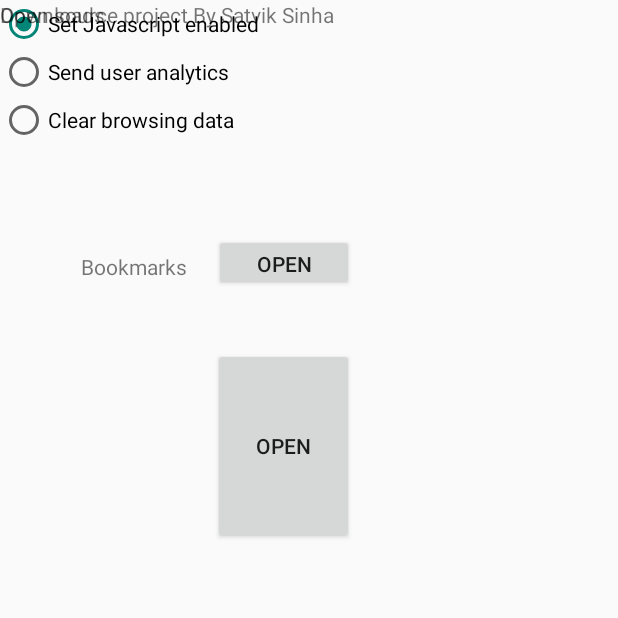
After one commit to satviksinha12/WEBROWSE, an Android app: the MainActivity2 screen opened directly, with no data from a screen before it, on a phone screen of 412 x 824 dp, the top half of it. The commit adds this screen. Run offline under Robolectric (Android 15) with nearby library versions, the phone set to English and light mode, and no system bars.

Commit message:
Brought changes

```diff
--- a/app/src/main/AndroidManifest.xml
+++ b/app/src/main/AndroidManifest.xml
@@ -1,10 +1,12 @@
 <?xml version="1.0" encoding="utf-8"?>
 <manifest xmlns:android="http://schemas.android.com/apk/res/android"
     package="com.satvik.webrowse">
-<uses-permission android:name="android.permission.INTERNET"/>
-    <uses-permission android:name="android.permission.ACCESS_WIFI_STATE"/>
-    <uses-permission android:name="android.permission.ACCESS_NETWORK_STATE"/>
-<uses-permission android:name="android.permission.WAKE_LOCK"/>
+
+    <uses-permission android:name="android.permission.INTERNET" />
+    <uses-permission android:name="android.permission.ACCESS_WIFI_STATE" />
+    <uses-permission android:name="android.permission.ACCESS_NETWORK_STATE" />
+    <uses-permission android:name="android.permission.WAKE_LOCK" />
+
     <application
         android:allowBackup="true"
         android:icon="@mipmap/ic_launcher"
@@ -12,6 +14,7 @@
         android:roundIcon="@mipmap/ic_launcher_round"
         android:supportsRtl="true"
         android:theme="@style/Theme.AppCompat.Light.NoActionBar">
+        <activity android:name=".MainActivity2"></activity>
         <activity android:name=".MainActivity">
             <intent-filter>
                 <action android:name="android.intent.action.MAIN" />
@@ -19,8 +22,10 @@
                 <category android:name="android.intent.category.LAUNCHER" />
             </intent-filter>
         </activity>
+
         <meta-data
             android:name="firebase_performance_logcat_enabled"
             android:value="true" />
     </application>
+
 </manifest>
--- a/app/src/main/java/com/satvik/webrowse/MainActivity.java
+++ b/app/src/main/java/com/satvik/webrowse/MainActivity.java
@@ -1,10 +1,13 @@
 package com.satvik.webrowse;
 
 import androidx.appcompat.app.AppCompatActivity;
+
+import android.content.Intent;
 import android.os.Bundle;
 import android.view.View;
 import android.webkit.WebView;
 import android.webkit.WebViewClient;
+import android.widget.Button;
 import android.widget.ImageButton;
 import android.widget.Switch;
 
@@ -18,8 +21,8 @@ public class MainActivity extends AppCompatActivity {
     protected void onCreate(Bundle savedInstanceState) {
         super.onCreate(savedInstanceState);
         setContentView(R.layout.activity_main);
-
         mFirebaseAnalytics = FirebaseAnalytics.getInstance(this);
+        Button more = findViewById(R.id.more);
         ImageButton back = findViewById(R.id.back);
         ImageButton forward = findViewById(R.id.forward);
         ImageButton home = findViewById(R.id.home);
@@ -69,6 +72,12 @@ public class MainActivity extends AppCompatActivity {
             }
         });
 
-
+      more.setOnClickListener(new View.OnClickListener() {
+          @Override
+          public void onClick(View view) {
+              Intent i = new Intent(MainActivity.this,MainActivity2.class);
+              startActivity(i);
+          }
+      });
     }
 }
--- /dev/null
+++ b/app/src/main/java/com/satvik/webrowse/MainActivity2.java
@@ -0,0 +1,14 @@
+package com.satvik.webrowse;
+
+import androidx.appcompat.app.AppCompatActivity;
+
+import android.os.Bundle;
+
+public class MainActivity2 extends AppCompatActivity {
+
+    @Override
+    protected void onCreate(Bundle savedInstanceState) {
+        super.onCreate(savedInstanceState);
+        setContentView(R.layout.activity_main2);
+    }
+}
--- a/app/src/main/res/layout/activity_main.xml
+++ b/app/src/main/res/layout/activity_main.xml
@@ -36,7 +36,7 @@
         app:layout_constraintBottom_toBottomOf="parent"
         app:layout_constraintEnd_toEndOf="parent"
         app:layout_constraintStart_toStartOf="parent"
-        app:layout_constraintTop_toBottomOf="@+id/toolbar" />
+        app:layout_constraintTop_toBottomOf="@+id/toolbar"></WebView>
 
     <ImageButton
         android:id="@+id/back"
@@ -79,7 +79,10 @@
         android:id="@+id/switch1"
         android:layout_width="wrap_content"
         android:layout_height="wrap_content"
+        android:layout_marginEnd="237dp"
+        android:layout_marginRight="237dp"
         android:text="Google"
+        app:layout_constraintEnd_toStartOf="@+id/materialButton2"
         app:layout_constraintStart_toStartOf="parent"
         app:layout_constraintTop_toTopOf="parent" />
 
@@ -92,4 +95,13 @@
         app:layout_constraintBottom_toBottomOf="@+id/toolbar"
         app:layout_constraintStart_toStartOf="@+id/switch1" />
 
+    <com.google.android.material.button.MaterialButton
+        android:id="@+id/materialButton2"
+        android:layout_width="0dp"
+        android:layout_height="43dp"
+        android:layout_marginTop="14dp"
+        android:text="More"
+        app:layout_constraintEnd_toEndOf="parent"
+        app:layout_constraintStart_toEndOf="@+id/switch1"
+        app:layout_constraintTop_toTopOf="parent" />
 </androidx.constraintlayout.widget.ConstraintLayout>
--- /dev/null
+++ b/app/src/main/res/layout/activity_main2.xml
@@ -0,0 +1,88 @@
+<?xml version="1.0" encoding="utf-8"?>
+<androidx.constraintlayout.widget.ConstraintLayout xmlns:android="http://schemas.android.com/apk/res/android"
+    xmlns:app="http://schemas.android.com/apk/res-auto"
+    xmlns:tools="http://schemas.android.com/tools"
+    android:layout_width="match_parent"
+    android:layout_height="match_parent"
+    tools:context=".MainActivity2">
+
+    <RadioGroup
+        android:id="@+id/radioGroup"
+        android:layout_width="0dp"
+        android:layout_height="wrap_content"
+        android:layout_marginBottom="136dp"
+        android:checkedButton="@+id/radio_button_1"
+        app:layout_constraintBottom_toTopOf="@+id/button3"
+        app:layout_constraintEnd_toEndOf="parent"
+        app:layout_constraintStart_toStartOf="parent"
+        app:layout_constraintTop_toTopOf="parent">
+
+        <RadioButton
+            android:id="@+id/radio_button_1"
+            android:layout_width="match_parent"
+            android:layout_height="match_parent"
+            android:text="Set Javascript enabled" />
+
+        <RadioButton
+            android:id="@+id/radio_button_2"
+            android:layout_width="match_parent"
+            android:layout_height="match_parent"
+            android:text="Send user analytics" />
+
+        <RadioButton
+            android:id="@+id/radio_button_3"
+            android:layout_width="match_parent"
+            android:layout_height="match_parent"
+            android:text="Clear browsing data" />
+
+
+    </RadioGroup>
+
+    <Button
+        android:id="@+id/button2"
+        android:layout_width="93dp"
+        android:layout_height="38dp"
+        android:layout_marginTop="60dp"
+        android:layout_marginEnd="176dp"
+        android:layout_marginRight="176dp"
+        android:text="Open"
+        app:layout_constraintEnd_toEndOf="@+id/radioGroup"
+        app:layout_constraintTop_toBottomOf="@+id/radioGroup" />
+
+    <TextView
+        android:id="@+id/textView"
+        android:layout_width="wrap_content"
+        android:layout_height="wrap_content"
+        android:layout_marginStart="54dp"
+        android:layout_marginLeft="54dp"
+        android:layout_marginTop="168dp"
+        android:text="Bookmarks"
+        app:layout_constraintStart_toStartOf="parent"
+        app:layout_constraintTop_toTopOf="parent" />
+
+    <Button
+        android:id="@+id/button3"
+        android:layout_width="94dp"
+        android:layout_height="0dp"
+        android:layout_marginBottom="461dp"
+        android:text="Open"
+        app:layout_constraintBottom_toBottomOf="parent"
+        app:layout_constraintEnd_toEndOf="@+id/button2"
+        app:layout_constraintTop_toBottomOf="@+id/radioGroup" />
+
+    <TextView
+        android:id="@+id/textView2"
+        android:layout_width="wrap_content"
+        android:layout_height="wrap_content"
+        android:text="Downloads"
+        tools:layout_editor_absoluteX="40dp"
+        tools:layout_editor_absoluteY="240dp" />
+
+    <TextView
+        android:id="@+id/textView3"
+        android:layout_width="wrap_content"
+        android:layout_height="wrap_content"
+        android:text="Open source project By Satvik Sinha"
+        tools:layout_editor_absoluteX="83dp"
+        tools:layout_editor_absoluteY="588dp" />
+</androidx.constraintlayout.widget.ConstraintLayout>
--- a/app/src/main/res/values/colors.xml
+++ b/app/src/main/res/values/colors.xml
@@ -1,6 +1,9 @@
 <?xml version="1.0" encoding="utf-8"?>
 <resources>
-    <color name="colorPrimary">#6200EE</color>
-    <color name="colorPrimaryDark">#3700B3</color>
-    <color name="colorAccent">#03DAC5</color>
+    <color name="colorPrimary">#E0E0E0</color>
+    <color name="colorPrimaryDark">#FBB8AC</color>
+    <color name="colorAccent">#FEDBD0</color>
+    <color name="toolbarIconColor">#FFFFFF</color>
+    <color name="loginPageBackgroundColor">#FFFFFF</color>
+    <color name="productGridBackgroundColor">#FFFFFF</color>
 </resources>
```
